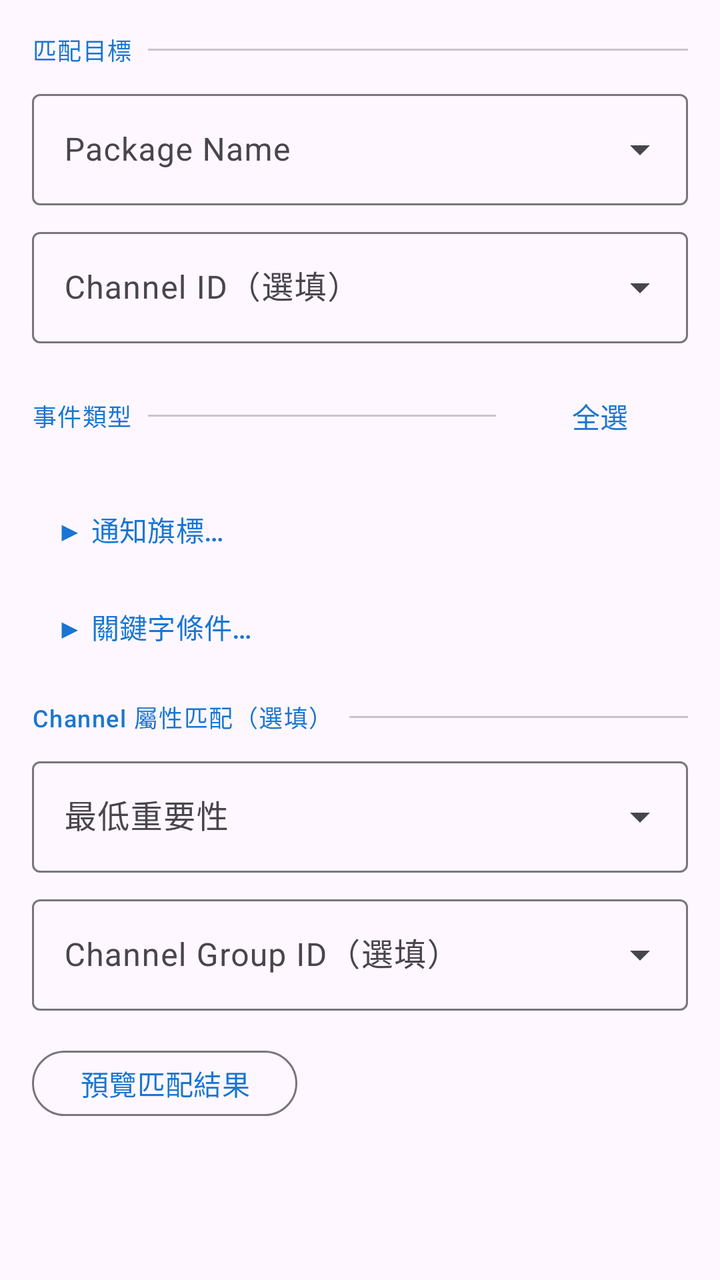
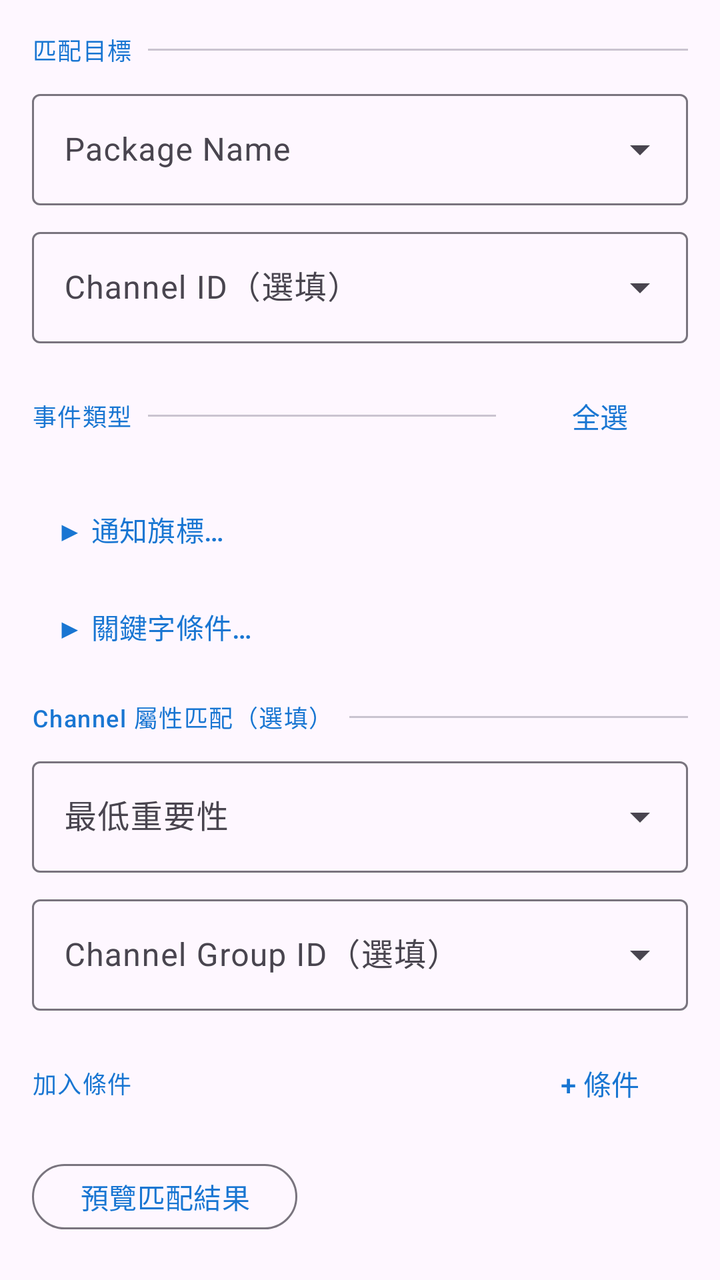

An Android layout rendered at two revisions. The XML below is the earlier revision; the diff shows what the commit changed to produce the second picture.
<!-- AndroidManifest.xml: application theme Theme.NotificationMaster -->
<!-- res/layout/dialog_add_filter_rule.xml -->
<?xml version="1.0" encoding="utf-8"?>
<ScrollView xmlns:android="http://schemas.android.com/apk/res/android"
    xmlns:app="http://schemas.android.com/apk/res-auto"
    android:layout_width="match_parent"
    android:layout_height="wrap_content"
    android:padding="16dp">

    <LinearLayout
        android:layout_width="match_parent"
        android:layout_height="wrap_content"
        android:orientation="vertical">

        
        <com.google.android.material.textfield.TextInputLayout
            android:id="@+id/layout_category"
            style="@style/Widget.Material3.TextInputLayout.OutlinedBox.ExposedDropdownMenu"
            android:layout_width="match_parent"
            android:layout_height="wrap_content"
            android:hint="@string/filter_dialog_category"
            android:layout_marginBottom="8dp"
            android:visibility="gone">

            <com.google.android.material.textfield.MaterialAutoCompleteTextView
                android:id="@+id/dropdown_category"
                android:layout_width="match_parent"
                android:layout_height="wrap_content"
                android:inputType="none"
                android:editable="false" />

        </com.google.android.material.textfield.TextInputLayout>

        
        <LinearLayout
            android:id="@+id/section_header_target"
            android:layout_width="match_parent"
            android:layout_height="wrap_content"
            android:orientation="horizontal"
            android:gravity="center_vertical"
            android:layout_marginBottom="8dp">

            <com.google.android.material.textview.MaterialTextView
                android:layout_width="wrap_content"
                android:layout_height="wrap_content"
                android:text="@string/filter_section_target"
                android:textAppearance="?attr/textAppearanceLabelMedium"
                android:textColor="?attr/colorPrimary" />

            <com.google.android.material.divider.MaterialDivider
                android:layout_width="0dp"
                android:layout_height="wrap_content"
                android:layout_weight="1"
                android:layout_marginStart="8dp" />
        </LinearLayout>

        
        <com.google.android.material.textfield.TextInputLayout
            android:id="@+id/layout_package_name"
            style="@style/Widget.Material3.TextInputLayout.OutlinedBox.ExposedDropdownMenu"
            android:layout_width="match_parent"
            android:layout_height="wrap_content"
            android:hint="@string/filter_dialog_package_name"
            android:layout_marginBottom="8dp">

            <com.google.android.material.textfield.MaterialAutoCompleteTextView
                android:id="@+id/edit_package_name"
                android:layout_width="match_parent"
                android:layout_height="wrap_content"
                android:inputType="textNoSuggestions"
                android:completionThreshold="1" />
        </com.google.android.material.textfield.TextInputLayout>

        
        <com.google.android.material.textfield.TextInputLayout
            android:id="@+id/layout_channel_id"
            style="@style/Widget.Material3.TextInputLayout.OutlinedBox.ExposedDropdownMenu"
            android:layout_width="match_parent"
            android:layout_height="wrap_content"
            android:hint="@string/filter_dialog_channel_id"
            android:layout_marginBottom="8dp">

            <com.google.android.material.textfield.MaterialAutoCompleteTextView
                android:id="@+id/edit_channel_id"
                android:layout_width="match_parent"
                android:layout_height="wrap_content"
                android:inputType="textNoSuggestions"
                android:completionThreshold="1" />
        </com.google.android.material.textfield.TextInputLayout>

        
        <LinearLayout
            android:id="@+id/section_header_event_types"
            android:layout_width="match_parent"
            android:layout_height="wrap_content"
            android:orientation="horizontal"
            android:gravity="center_vertical"
            android:layout_marginTop="8dp"
            android:layout_marginBottom="8dp">

            <com.google.android.material.textview.MaterialTextView
                android:layout_width="wrap_content"
                android:layout_height="wrap_content"
                android:text="@string/filter_dialog_event_types"
                android:textAppearance="?attr/textAppearanceLabelMedium"
                android:textColor="?attr/colorPrimary" />

            <com.google.android.material.divider.MaterialDivider
                android:layout_width="0dp"
                android:layout_height="wrap_content"
                android:layout_weight="1"
                android:layout_marginStart="8dp"
                android:layout_marginEnd="8dp" />

            <com.google.android.material.button.MaterialButton
                android:id="@+id/btn_select_all"
                style="@style/Widget.Material3.Button.TextButton"
                android:layout_width="wrap_content"
                android:layout_height="wrap_content"
                android:text="@string/filter_select_all"
                android:minHeight="36dp" />
        </LinearLayout>

        
        <LinearLayout
            android:id="@+id/container_event_types"
            android:layout_width="match_parent"
            android:layout_height="wrap_content"
            android:orientation="vertical"
            android:paddingStart="8dp"
            android:paddingEnd="0dp"
            android:descendantFocusability="blocksDescendants" />

        
        <com.google.android.material.button.MaterialButton
            android:id="@+id/btn_toggle_flags"
            style="@style/Widget.Material3.Button.TextButton"
            android:layout_width="wrap_content"
            android:layout_height="wrap_content"
            android:layout_marginTop="8dp"
            android:text="@string/filter_flags_expand"
            android:minHeight="36dp" />

        <LinearLayout
            android:id="@+id/layout_flags_section"
            android:layout_width="match_parent"
            android:layout_height="wrap_content"
            android:orientation="vertical"
            android:paddingStart="8dp"
            android:paddingEnd="0dp"
            android:visibility="gone">

            
            <LinearLayout
                android:layout_width="match_parent"
                android:layout_height="wrap_content"
                android:orientation="horizontal"
                android:gravity="center_vertical"
                android:layout_marginBottom="8dp">

                <com.google.android.material.textview.MaterialTextView
                    android:layout_width="wrap_content"
                    android:layout_height="wrap_content"
                    android:text="@string/filter_flags_title"
                    android:textAppearance="?attr/textAppearanceLabelMedium"
                    android:textColor="?attr/colorPrimary" />

                <com.google.android.material.divider.MaterialDivider
                    android:layout_width="0dp"
                    android:layout_height="wrap_content"
                    android:layout_weight="1"
                    android:layout_marginStart="8dp" />
            </LinearLayout>

            
            <LinearLayout
                android:id="@+id/container_flags"
                android:layout_width="match_parent"
                android:layout_height="wrap_content"
                android:orientation="vertical" />

            
            <LinearLayout
                android:layout_width="match_parent"
                android:layout_height="wrap_content"
                android:orientation="horizontal"
                android:gravity="center_vertical"
                android:layout_marginTop="12dp"
                android:layout_marginBottom="8dp">

                <com.google.android.material.textview.MaterialTextView
                    android:layout_width="wrap_content"
                    android:layout_height="wrap_content"
                    android:text="@string/filter_derived_title"
                    android:textAppearance="?attr/textAppearanceLabelMedium"
                    android:textColor="?attr/colorPrimary" />

                <com.google.android.material.divider.MaterialDivider
                    android:layout_width="0dp"
                    android:layout_height="wrap_content"
                    android:layout_weight="1"
                    android:layout_marginStart="8dp" />
            </LinearLayout>

            
            <LinearLayout
                android:id="@+id/container_derived"
                android:layout_width="match_parent"
                android:layout_height="wrap_content"
                android:orientation="vertical" />

        </LinearLayout>

        
        <com.google.android.material.button.MaterialButton
            android:id="@+id/btn_toggle_keyword"
            style="@style/Widget.Material3.Button.TextButton"
            android:layout_width="wrap_content"
            android:layout_height="wrap_content"
            android:layout_marginTop="8dp"
            android:text="@string/filter_keyword_expand"
            android:minHeight="36dp" />

        <LinearLayout
            android:id="@+id/layout_keyword_section"
            android:layout_width="match_parent"
            android:layout_height="wrap_content"
            android:orientation="vertical"
            android:paddingStart="8dp"
            android:paddingEnd="0dp"
            android:visibility="gone">

            <com.google.android.material.textfield.TextInputLayout
                android:id="@+id/layout_keyword_pattern"
                style="@style/Widget.Material3.TextInputLayout.OutlinedBox"
                android:layout_width="match_parent"
                android:layout_height="wrap_content"
                android:layout_marginTop="4dp"
                android:hint="@string/filter_keyword_pattern_hint">

                <com.google.android.material.textfield.TextInputEditText
                    android:id="@+id/edit_keyword_pattern"
                    android:layout_width="match_parent"
                    android:layout_height="wrap_content" />

            </com.google.android.material.textfield.TextInputLayout>

            
            <com.google.android.material.textview.MaterialTextView
                android:layout_width="wrap_content"
                android:layout_height="wrap_content"
                android:text="@string/filter_keyword_fields_label"
                android:textAppearance="?attr/textAppearanceLabelSmall"
                android:textColor="?android:attr/textColorSecondary"
                android:layout_marginTop="8dp"
                android:layout_marginBottom="4dp" />

            
            <LinearLayout
                android:id="@+id/container_keyword_fields"
                android:layout_width="match_parent"
                android:layout_height="wrap_content"
                android:orientation="vertical"
                android:descendantFocusability="blocksDescendants" />

            
            <com.google.android.material.materialswitch.MaterialSwitch
                android:id="@+id/switch_keyword_regex"
                android:layout_width="match_parent"
                android:layout_height="wrap_content"
                android:layout_marginTop="4dp"
                android:text="@string/filter_keyword_regex" />

        </LinearLayout>

        
        <LinearLayout
            android:id="@+id/section_header_channel_property"
            android:layout_width="match_parent"
            android:layout_height="wrap_content"
            android:orientation="horizontal"
            android:gravity="center_vertical"
            android:layout_marginTop="16dp"
            android:layout_marginBottom="8dp">

            <com.google.android.material.textview.MaterialTextView
                android:id="@+id/label_channel_property"
                android:layout_width="wrap_content"
                android:layout_height="wrap_content"
                android:text="@string/filter_channel_property_title"
                android:textAppearance="?attr/textAppearanceLabelMedium"
                android:textColor="?attr/colorPrimary" />

            <com.google.android.material.divider.MaterialDivider
                android:layout_width="0dp"
                android:layout_height="wrap_content"
                android:layout_weight="1"
                android:layout_marginStart="8dp" />
        </LinearLayout>

        <com.google.android.material.textfield.TextInputLayout
            android:id="@+id/layout_min_importance"
            style="@style/Widget.Material3.TextInputLayout.OutlinedBox.ExposedDropdownMenu"
            android:layout_width="match_parent"
            android:layout_height="wrap_content"
            android:layout_marginBottom="8dp"
            android:hint="@string/filter_min_importance">

            <com.google.android.material.textfield.MaterialAutoCompleteTextView
                android:id="@+id/dropdown_min_importance"
                android:layout_width="match_parent"
                android:layout_height="wrap_content"
                android:inputType="none"
                android:editable="false" />

        </com.google.android.material.textfield.TextInputLayout>

        <com.google.android.material.textfield.TextInputLayout
            android:id="@+id/layout_group_id"
            style="@style/Widget.Material3.TextInputLayout.OutlinedBox.ExposedDropdownMenu"
            android:layout_width="match_parent"
            android:layout_height="wrap_content"
            android:hint="@string/filter_group_id">

            <com.google.android.material.textfield.MaterialAutoCompleteTextView
                android:id="@+id/edit_group_id"
                android:layout_width="match_parent"
                android:layout_height="wrap_content"
                android:inputType="textNoSuggestions"
                android:completionThreshold="1" />

        </com.google.android.material.textfield.TextInputLayout>

        
        <LinearLayout
            android:id="@+id/layout_action_settings"
            android:layout_width="match_parent"
            android:layout_height="wrap_content"
            android:orientation="vertical"
            android:visibility="gone">

            <LinearLayout
                android:layout_width="match_parent"
                android:layout_height="wrap_content"
                android:orientation="horizontal"
                android:gravity="center_vertical"
                android:layout_marginTop="16dp"
                android:layout_marginBottom="8dp">

                <com.google.android.material.textview.MaterialTextView
                    android:layout_width="wrap_content"
                    android:layout_height="wrap_content"
                    android:text="@string/filter_section_action"
                    android:textAppearance="?attr/textAppearanceLabelMedium"
                    android:textColor="?attr/colorPrimary" />

                <com.google.android.material.divider.MaterialDivider
                    android:layout_width="0dp"
                    android:layout_height="wrap_content"
                    android:layout_weight="1"
                    android:layout_marginStart="8dp" />
            </LinearLayout>

            
            <com.google.android.material.textfield.TextInputLayout
                android:id="@+id/layout_dismiss_delay"
                style="@style/Widget.Material3.TextInputLayout.OutlinedBox.ExposedDropdownMenu"
                android:layout_width="match_parent"
                android:layout_height="wrap_content"
                android:hint="@string/filter_dismiss_delay"
                android:layout_marginBottom="8dp"
                android:visibility="gone">

                <com.google.android.material.textfield.MaterialAutoCompleteTextView
                    android:id="@+id/dropdown_dismiss_delay"
                    android:layout_width="match_parent"
                    android:layout_height="wrap_content"
                    android:inputType="none"
                    android:editable="false" />

            </com.google.android.material.textfield.TextInputLayout>

            
            <com.google.android.material.textfield.TextInputLayout
                android:id="@+id/layout_dismiss_delay_custom"
                style="@style/Widget.Material3.TextInputLayout.OutlinedBox"
                android:layout_width="match_parent"
                android:layout_height="wrap_content"
                android:hint="@string/filter_dismiss_delay_custom_hint"
                android:layout_marginBottom="8dp"
                android:visibility="gone">

                <com.google.android.material.textfield.TextInputEditText
                    android:id="@+id/edit_dismiss_delay_custom"
                    android:layout_width="match_parent"
                    android:layout_height="wrap_content"
                    android:inputType="number" />

            </com.google.android.material.textfield.TextInputLayout>

            
            <com.google.android.material.button.MaterialButton
                android:id="@+id/btn_choose_sound"
                style="@style/Widget.Material3.Button.OutlinedButton"
                android:layout_width="match_parent"
                android:layout_height="wrap_content"
                android:layout_marginBottom="8dp"
                android:text="@string/filter_alert_choose_sound"
                android:visibility="gone" />

            
            <com.google.android.material.materialswitch.MaterialSwitch
                android:id="@+id/switch_alert_vibrate"
                android:layout_width="match_parent"
                android:layout_height="wrap_content"
                android:text="@string/filter_alert_vibrate"
                android:checked="true"
                android:visibility="gone" />

            
            <com.google.android.material.materialswitch.MaterialSwitch
                android:id="@+id/switch_alarm_stream"
                android:layout_width="match_parent"
                android:layout_height="wrap_content"
                android:text="@string/filter_alert_alarm_stream"
                android:checked="true"
                android:visibility="gone" />

        </LinearLayout>

        
        <com.google.android.material.button.MaterialButton
            android:id="@+id/btn_preview_match"
            style="@style/Widget.Material3.Button.OutlinedButton"
            android:layout_width="wrap_content"
            android:layout_height="wrap_content"
            android:layout_marginTop="16dp"
            android:text="@string/filter_preview_match"
            android:minHeight="36dp" />

    </LinearLayout>
</ScrollView>
<!-- resources referenced by this layout -->
<resources>
  <string name="filter_alert_alarm_stream">使用鬧鈴通道（不受靜音影響）</string>
  <string name="filter_alert_choose_sound">選擇提醒鈴聲</string>
  <string name="filter_alert_vibrate">振動</string>
  <string name="filter_channel_property_title">Channel 屬性匹配（選填）</string>
  <string name="filter_derived_title">推斷屬性</string>
  <string name="filter_dialog_category">規則類別</string>
  <string name="filter_dialog_channel_id">Channel ID（選填）</string>
  <string name="filter_dialog_event_types">事件類型</string>
  <string name="filter_dialog_package_name">Package Name</string>
  <string name="filter_dismiss_delay">清除延遲</string>
  <string name="filter_dismiss_delay_custom_hint">分鐘</string>
  <string name="filter_flags_expand">▶ 通知旗標…</string>
  <string name="filter_flags_title">通知旗標</string>
  <string name="filter_group_id">Channel Group ID（選填）</string>
  <string name="filter_keyword_expand">▶ 關鍵字條件…</string>
  <string name="filter_keyword_fields_label">搜尋欄位：</string>
  <string name="filter_keyword_pattern_hint">搜尋關鍵字或正規表示式</string>
  <string name="filter_keyword_regex">使用正規表示式</string>
  <string name="filter_min_importance">最低重要性</string>
  <string name="filter_preview_match">預覽匹配結果</string>
  <string name="filter_section_action">動作設定</string>
  <string name="filter_section_target">匹配目標</string>
  <string name="filter_select_all">全選</string>
  <style name="Theme.NotificationMaster" parent="Theme.Material3.DayNight.NoActionBar">
          
          <item name="colorPrimary">@color/primary</item>
          <item name="colorPrimaryVariant">@color/primary_dark</item>
          <item name="colorOnPrimary">@color/white</item>
  
          
          <item name="colorSecondary">@color/secondary</item>
          <item name="colorSecondaryVariant">@color/secondary_dark</item>
          <item name="colorOnSecondary">@color/black</item>
  
          
          <item name="android:statusBarColor">?attr/colorPrimaryVariant</item>
  
          
      </style>
  <color name="primary">#1976D2</color>
  <color name="primary_dark">#1565C0</color>
  <color name="white">#FFFFFF</color>
  <color name="secondary">#FF9800</color>
  <color name="secondary_dark">#F57C00</color>
  <color name="black">#000000</color>
</resources>

<!-- the commit's change to res/layout/dialog_add_filter_rule.xml (unified diff, before → after) -->
@@ -331,6 +331,98 @@
 
         
         <LinearLayout
+            android:id="@+id/layout_field_predicates_section"
+            android:layout_width="match_parent"
+            android:layout_height="wrap_content"
+            android:orientation="vertical"
+            android:layout_marginTop="16dp">
+
+            <LinearLayout
+                android:layout_width="match_parent"
+                android:layout_height="wrap_content"
+                android:orientation="horizontal"
+                android:gravity="center_vertical">
+
+                <com.google.android.material.textview.MaterialTextView
+                    android:layout_width="0dp"
+                    android:layout_weight="1"
+                    android:layout_height="wrap_content"
+                    android:text="@string/filter_section_field_predicates"
+                    android:textAppearance="?attr/textAppearanceLabelMedium"
+                    android:textColor="?attr/colorPrimary" />
+
+                <com.google.android.material.button.MaterialButton
+                    android:id="@+id/btn_add_field_predicate"
+                    style="@style/Widget.Material3.Button.TextButton"
+                    android:layout_width="wrap_content"
+                    android:layout_height="wrap_content"
+                    android:text="@string/filter_add_field_predicate"
+                    android:minHeight="36dp" />
+            </LinearLayout>
+
+            <LinearLayout
+                android:id="@+id/container_field_predicates"
+                android:layout_width="match_parent"
+                android:layout_height="wrap_content"
+                android:orientation="vertical" />
+        </LinearLayout>
+
+        
+        <LinearLayout
+            android:id="@+id/layout_list_filter_settings"
+            android:layout_width="match_parent"
+            android:layout_height="wrap_content"
+            android:orientation="vertical"
+            android:visibility="gone"
+            android:layout_marginTop="16dp">
+
+            <com.google.android.material.textview.MaterialTextView
+                android:layout_width="wrap_content"
+                android:layout_height="wrap_content"
+                android:text="@string/filter_section_list_filter"
+                android:textAppearance="?attr/textAppearanceLabelMedium"
+                android:textColor="?attr/colorPrimary"
+                android:layout_marginBottom="8dp" />
+
+            <com.google.android.material.textfield.TextInputLayout
+                android:layout_width="match_parent"
+                android:layout_height="wrap_content"
+                android:hint="@string/filter_list_order"
+                style="@style/Widget.Material3.TextInputLayout.OutlinedBox.ExposedDropdownMenu">
+
+                <com.google.android.material.textfield.MaterialAutoCompleteTextView
+                    android:id="@+id/dropdown_list_order"
+                    android:layout_width="match_parent"
+                    android:layout_height="wrap_content"
+                    android:inputType="none"
+                    android:focusable="false" />
+            </com.google.android.material.textfield.TextInputLayout>
+
+            <com.google.android.material.materialswitch.MaterialSwitch
+                android:id="@+id/switch_list_dedup"
+                android:layout_width="wrap_content"
+                android:layout_height="wrap_content"
+                android:layout_marginTop="8dp"
+                android:text="@string/filter_list_dedup" />
+
+            <com.google.android.material.textfield.TextInputLayout
+                android:layout_width="match_parent"
+                android:layout_height="wrap_content"
+                android:layout_marginTop="8dp"
+                android:hint="@string/filter_list_limit"
+                style="@style/Widget.Material3.TextInputLayout.OutlinedBox.Dense">
+
+                <com.google.android.material.textfield.TextInputEditText
+                    android:id="@+id/edit_list_limit"
+                    android:layout_width="match_parent"
+                    android:layout_height="wrap_content"
+                    android:inputType="number"
+                    android:maxLines="1" />
+            </com.google.android.material.textfield.TextInputLayout>
+        </LinearLayout>
+
+        
+        <LinearLayout
             android:id="@+id/layout_action_settings"
             android:layout_width="match_parent"
             android:layout_height="wrap_content"
@@ -427,14 +519,31 @@
         </LinearLayout>
 
         
-        <com.google.android.material.button.MaterialButton
-            android:id="@+id/btn_preview_match"
-            style="@style/Widget.Material3.Button.OutlinedButton"
-            android:layout_width="wrap_content"
-            android:layout_height="wrap_content"
-            android:layout_marginTop="16dp"
-            android:text="@string/filter_preview_match"
-            android:minHeight="36dp" />
+        <LinearLayout
+            android:layout_width="match_parent"
+            android:layout_height="wrap_content"
+            android:orientation="horizontal"
+            android:gravity="center_vertical"
+            android:layout_marginTop="16dp">
+
+            <com.google.android.material.button.MaterialButton
+                android:id="@+id/btn_preview_match"
+                style="@style/Widget.Material3.Button.OutlinedButton"
+                android:layout_width="wrap_content"
+                android:layout_height="wrap_content"
+                android:text="@string/filter_preview_match"
+                android:minHeight="36dp" />
+
+            <com.google.android.material.textview.MaterialTextView
+                android:id="@+id/text_preview_count"
+                android:layout_width="0dp"
+                android:layout_weight="1"
+                android:layout_height="wrap_content"
+                android:layout_marginStart="12dp"
+                android:gravity="end"
+                android:textAppearance="?attr/textAppearanceBodyMedium"
+                android:textColor="?attr/colorOnSurfaceVariant" />
+        </LinearLayout>
 
     </LinearLayout>
 </ScrollView>
<!-- resource entries referenced after the edit -->
@@ -1,5 +1,6 @@
 <!-- resources referenced by this layout -->
 <resources>
+  <string name="filter_add_field_predicate">+ 條件</string>
   <string name="filter_alert_alarm_stream">使用鬧鈴通道（不受靜音影響）</string>
   <string name="filter_alert_choose_sound">選擇提醒鈴聲</string>
   <string name="filter_alert_vibrate">振動</string>
@@ -18,9 +19,14 @@
   <string name="filter_keyword_fields_label">搜尋欄位：</string>
   <string name="filter_keyword_pattern_hint">搜尋關鍵字或正規表示式</string>
   <string name="filter_keyword_regex">使用正規表示式</string>
+  <string name="filter_list_dedup">去除重複</string>
+  <string name="filter_list_limit">筆數上限（留空 = 不限）</string>
+  <string name="filter_list_order">排序</string>
   <string name="filter_min_importance">最低重要性</string>
   <string name="filter_preview_match">預覽匹配結果</string>
   <string name="filter_section_action">動作設定</string>
+  <string name="filter_section_field_predicates">加入條件</string>
+  <string name="filter_section_list_filter">列表設定</string>
   <string name="filter_section_target">匹配目標</string>
   <string name="filter_select_all">全選</string>
   <style name="Theme.NotificationMaster" parent="Theme.Material3.DayNight.NoActionBar">
